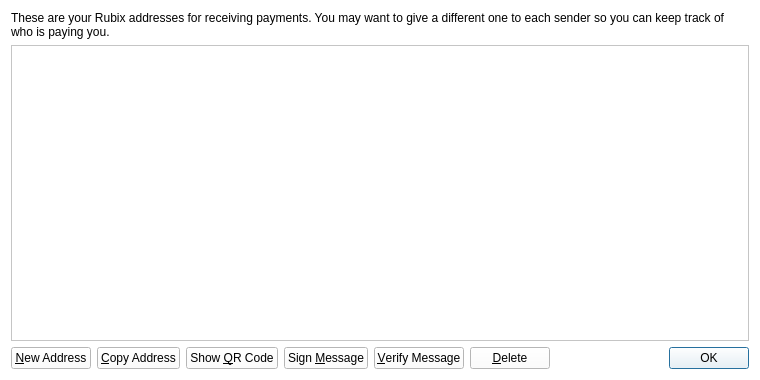
Old version of the form src/qt/forms/addressbookpage.ui in the repository ajeef/Rubix.
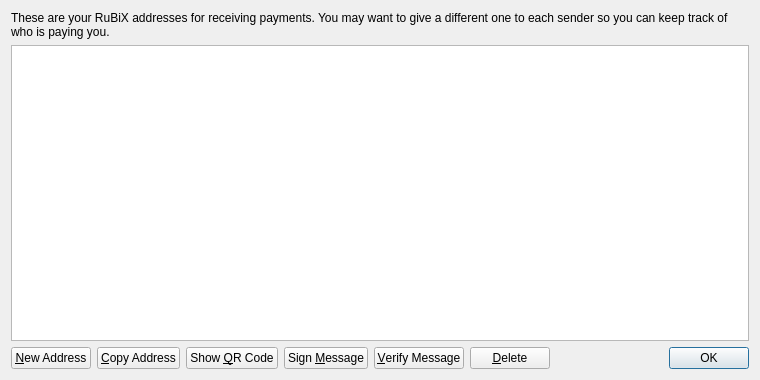
New version of the form. Icons and pictures are not drawn.

Commit message:
Rubix-v2-protoype-01
Initial prototype of Rubix-v2

This commit is intended for use to build nodes and other network support features such as web wallets and exchanges.

This is a significant upgrade that overhauls the original Rubix blockchain into a now robust and reliable system.

```diff
--- a/src/qt/forms/addressbookpage.ui
+++ b/src/qt/forms/addressbookpage.ui
@@ -13,14 +13,11 @@
   <property name="windowTitle">
    <string>Address Book</string>
   </property>
-  <property name="styleSheet">
-   <string notr="true">background-color: rgb(255, 255, 255);</string>
-  </property>
   <layout class="QVBoxLayout" name="verticalLayout">
    <item>
     <widget class="QLabel" name="labelExplanation">
      <property name="text">
-      <string>These are your Rubix addresses for receiving payments. You may want to give a different one to each sender so you can keep track of who is paying you.</string>
+      <string>These are your RuBiX addresses for receiving payments. You may want to give a different one to each sender so you can keep track of who is paying you.</string>
      </property>
      <property name="textFormat">
       <enum>Qt::PlainText</enum>
```
Left out of the diff: 31 changed lines with no effect on the pictures. The commit also changes 701 other files.
